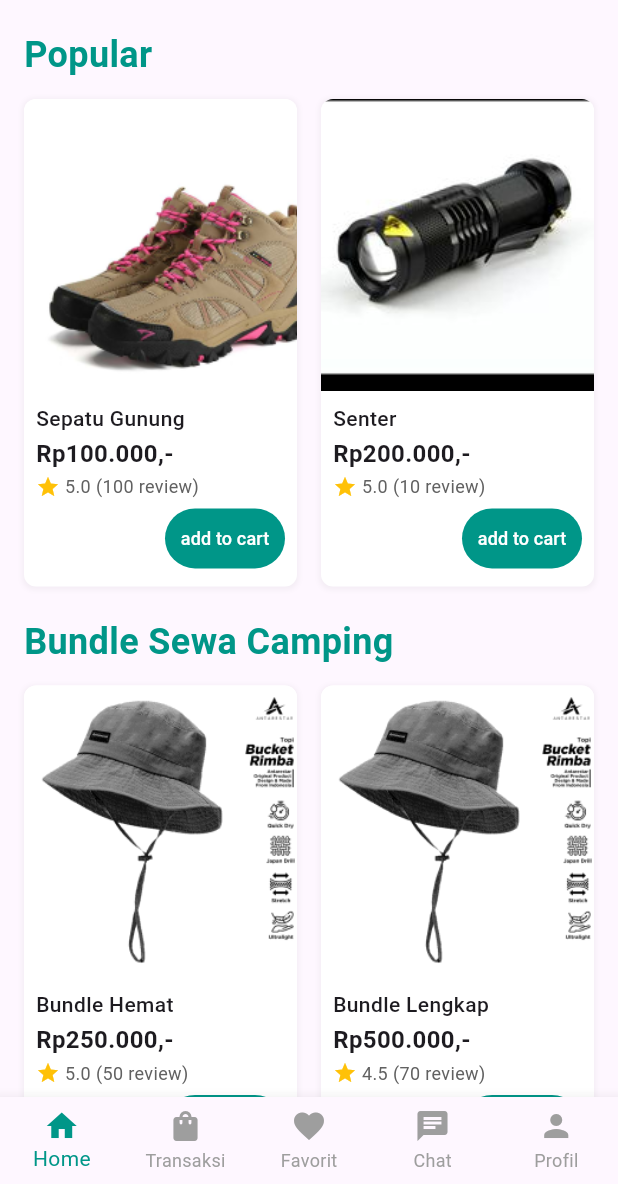
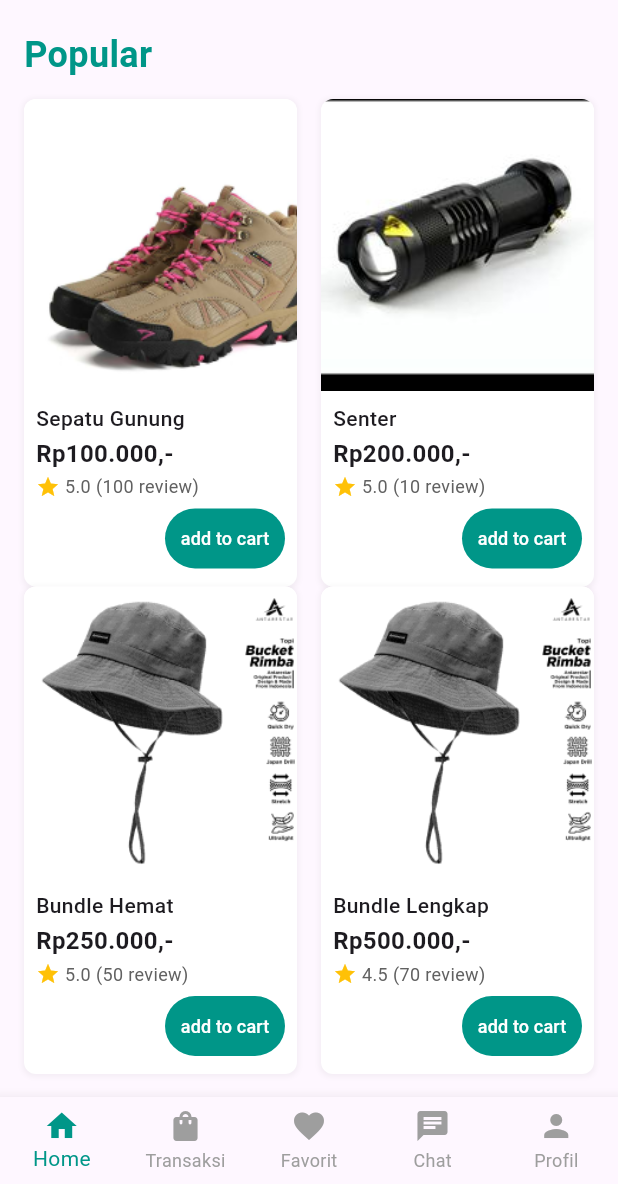
Before and after one commit to beginnener/Kelompok7-PROVIS-TUBES-C223, a Flutter app: the screen it shows after launch, scrolled down 385 dp, on a phone screen of 412 x 824 dp, the part 52-1236 px from its top. Run offline on Flutter 3.47's test engine with Material 3 defaults, Android fonts, the phone set to English and light mode, and no system bars.

Commit message:
hapus tulisan ajasi

```diff
--- a/lib/pages/home.dart
+++ b/lib/pages/home.dart
@@ -181,9 +181,7 @@ class HomePage extends StatelessWidget {
               childAspectRatio: 0.56,
               children: popularItems.map((item) => _buildProductCard(context, item)).toList(),
             ),
-            SizedBox(height: 20),
-            Text("Bundle Sewa Camping", style: TextStyle(fontSize: 24, fontWeight: FontWeight.bold, color: Colors.teal)),
-            SizedBox(height: 12),
+
             GridView.count(
               crossAxisCount: 2,
               shrinkWrap: true,
```
